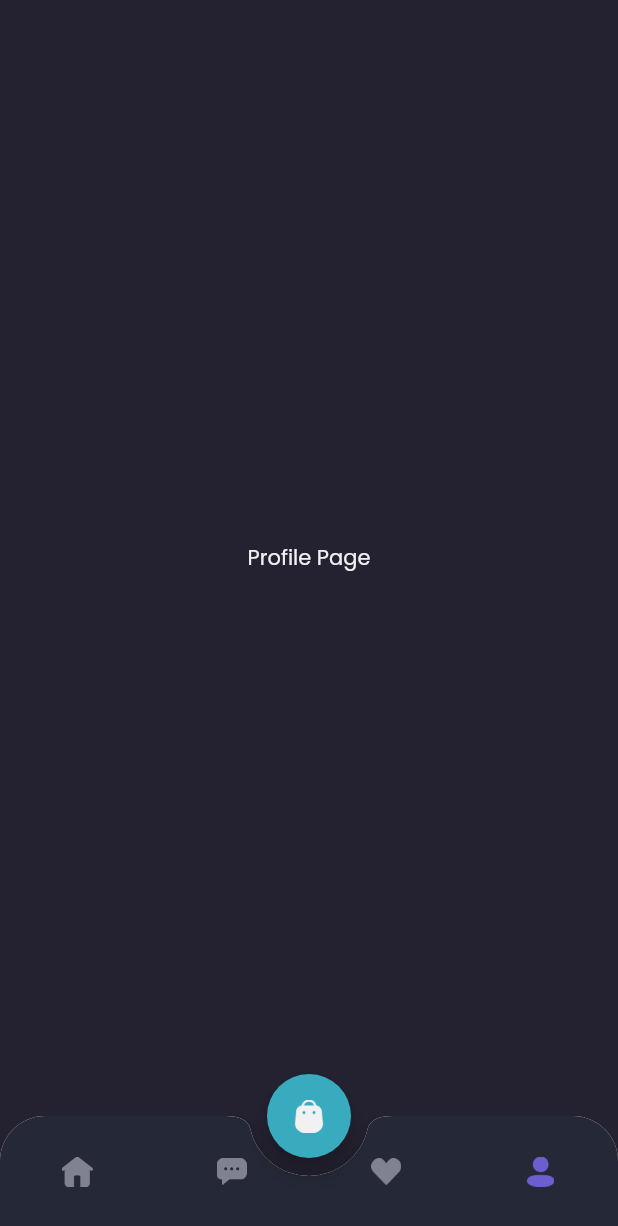
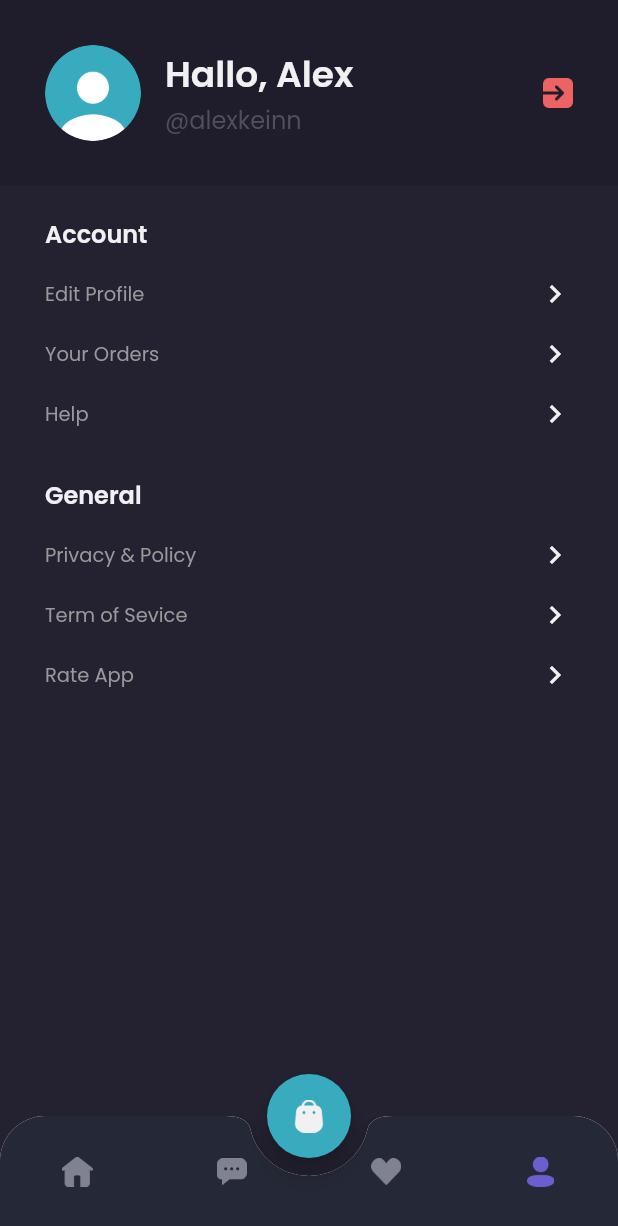
Before and after one commit to adamrayw/fullstack-flutter-laravel, a Flutter app: the MainPage screen opened by its route, item 4 of the bottom bar chosen, on a phone screen of 412 x 824 dp. Shown: the top 1226 px of the screen. Run offline on Flutter 3.47's test engine with Material 2 defaults, Android fonts, the phone set to English and light mode, and no system bars; our stand-ins replace google_fonts.

Commit message:
Add Design for Profile

```diff
--- a/lib/pages/home/profile_page.dart
+++ b/lib/pages/home/profile_page.dart
@@ -1,11 +1,155 @@
+import 'dart:io';
+
 import 'package:flutter/material.dart';
 import 'package:shamo/theme.dart';
 
 class ProfilePage extends StatelessWidget {
   @override
   Widget build(BuildContext context) {
-    return Center(
-      child: Text('Profile Page', style: primaryTextStyle),
+    Widget header() {
+      return AppBar(
+        backgroundColor: backgroundColor1,
+        automaticallyImplyLeading: false,
+        elevation: 0,
+        flexibleSpace: SafeArea(
+          child: Container(
+            padding: EdgeInsets.all(defaultMargin),
+            child: Row(
+              children: [
+                ClipOval(
+                  child: Image.asset(
+                    'assets/image_profile.png',
+                    width: 64,
+                  ),
+                ),
+                SizedBox(
+                  width: 16,
+                ),
+                Expanded(
+                  child: Column(
+                    crossAxisAlignment: CrossAxisAlignment.start,
+                    children: [
+                      Text(
+                        'Hallo, Alex',
+                        style: primaryTextStyle.copyWith(
+                          fontSize: 24,
+                          fontWeight: semiBold,
+                        ),
+                      ),
+                      Text(
+                        '@alexkeinn',
+                        style: subtitleTextStyle.copyWith(
+                          fontSize: 16,
+                        ),
+                      ),
+                    ],
+                  ),
+                ),
+                GestureDetector(
+                  onTap: () {
+                    Navigator.pushNamedAndRemoveUntil(
+                        context, '/sign-in', (route) => false);
+                  },
+                  child: Image.asset(
+                    'assets/button_exit.png',
+                    width: 20,
+                  ),
+                ),
+              ],
+            ),
+          ),
+        ),
+      );
+    }
+
+    Widget menuItem(String text) {
+      return Container(
+        margin: EdgeInsets.only(
+          top: 16,
+        ),
+        child: Row(
+          mainAxisAlignment: MainAxisAlignment.spaceBetween,
+          children: [
+            Text(
+              text,
+              style: secondaryTextStyle.copyWith(
+                fontSize: 13,
+              ),
+            ),
+            Icon(
+              Icons.chevron_right,
+              color: primaryTextColor,
+            ),
+          ],
+        ),
+      );
+    }
+
+    Widget content() {
+      return Expanded(
+        child: Container(
+          width: double.infinity,
+          padding: EdgeInsets.symmetric(horizontal: defaultMargin),
+          decoration: BoxDecoration(
+            color: backgroundColor3,
+          ),
+          child: Column(
+            crossAxisAlignment: CrossAxisAlignment.start,
+            children: [
+              SizedBox(
+                height: 20,
+              ),
+              Text(
+                'Account',
+                style: primaryTextStyle.copyWith(
+                  fontSize: 16,
+                  fontWeight: semiBold,
+                ),
+              ),
+              GestureDetector(
+                onTap: () {
+                  Navigator.pushNamed(context, '/edit-profile');
+                },
+                child: menuItem(
+                  'Edit Profile',
+                ),
+              ),
+              menuItem(
+                'Your Orders',
+              ),
+              menuItem(
+                'Help',
+              ),
+              SizedBox(
+                height: 30,
+              ),
+              Text(
+                'General',
+                style: primaryTextStyle.copyWith(
+                  fontSize: 16,
+                  fontWeight: semiBold,
+                ),
+              ),
+              menuItem(
+                'Privacy & Policy',
+              ),
+              menuItem(
+                'Term of Sevice',
+              ),
+              menuItem(
+                'Rate App',
+              ),
+            ],
+          ),
+        ),
+      );
+    }
+
+    return Column(
+      children: [
+        header(),
+        content(),
+      ],
     );
   }
 }
```
